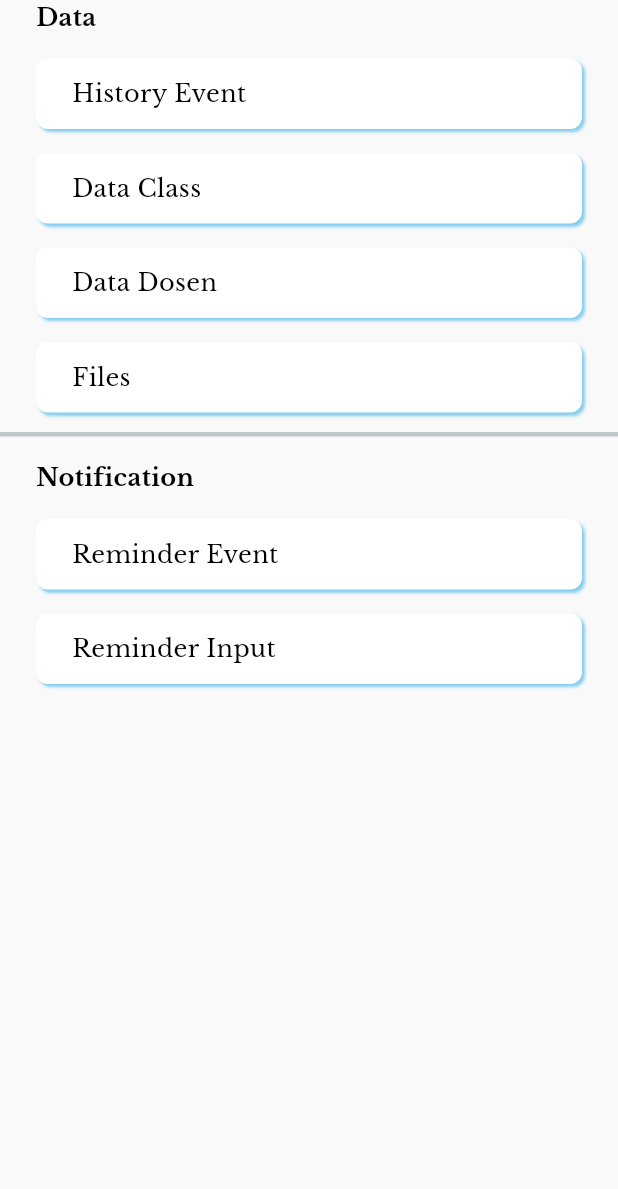
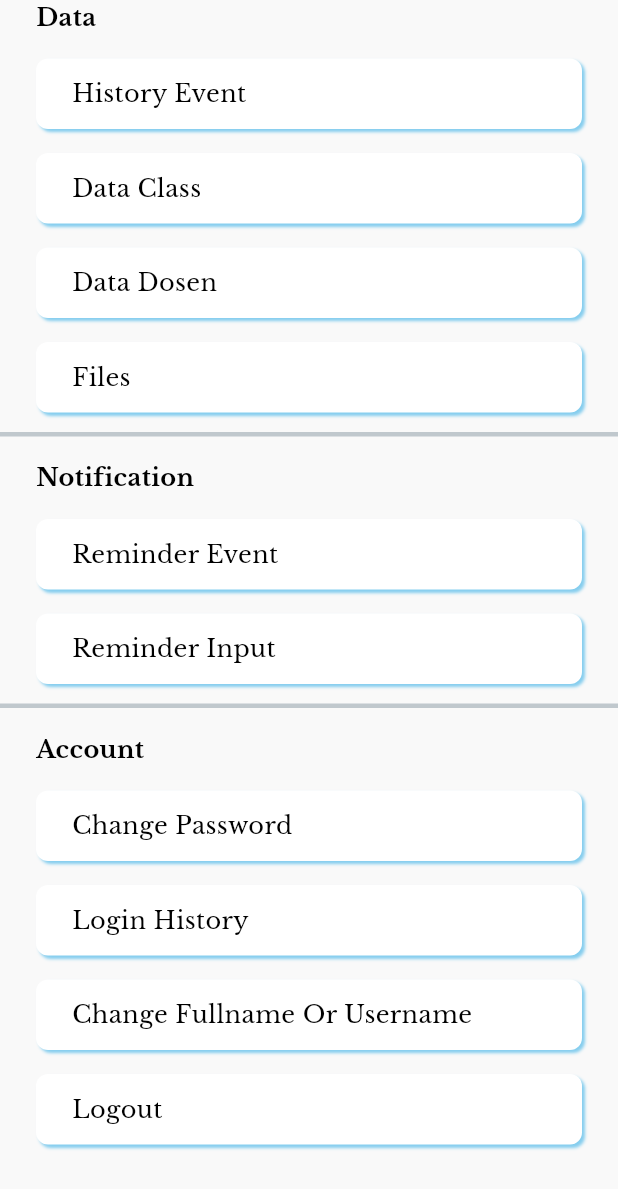
Before and after one commit to AndreeMeilio/college-scheduler, a Flutter app: the SettingsListWidget widget shown alone on an empty page, opened directly, on a phone screen of 412 x 824 dp. Shown: the top 1189 px of the screen. Run offline on Flutter 3.47's test engine with Material 3 defaults, Android fonts, the light colour scheme and no system bars; our stand-ins replace page_transition, toastification.

Commit message:
adding more menu about account

```diff
--- a/lib/pages/settings_page.dart
+++ b/lib/pages/settings_page.dart
@@ -63,6 +63,15 @@ class _SettingsListWidgetState extends State<SettingsListWidget> {
           "Reminder Input"
         ])
       },
+      {
+        "label" : "Account",
+        "item" : List.from(<String>[
+          "Change Password",
+          "Login History",
+          "Change Fullname Or Username",
+          "Logout"
+        ])
+      }
     ]);
   }
 
```
